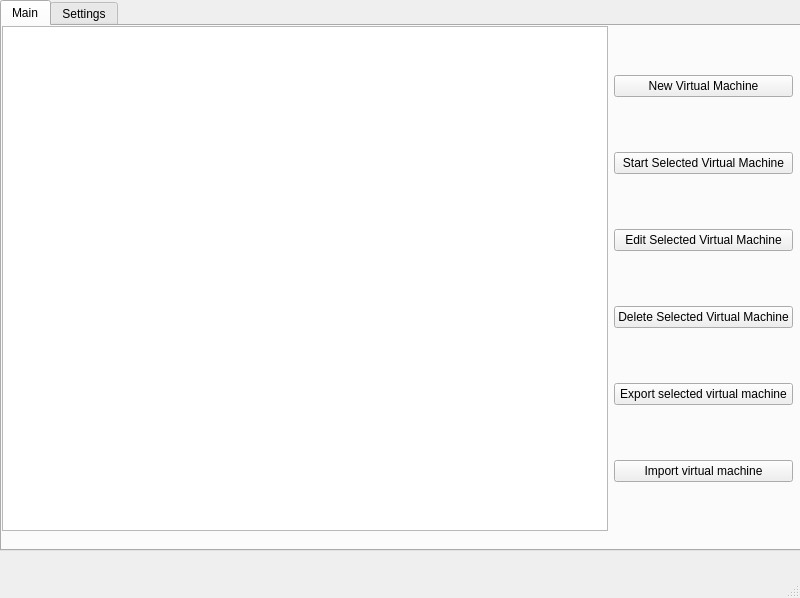
Qt form ui/Main.ui (wjqsec/EmuGUI) before a commit.
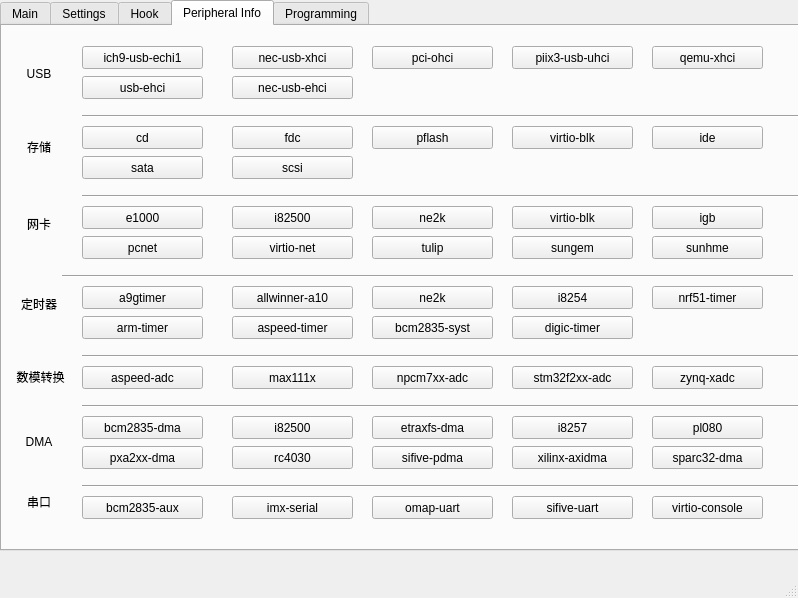
The same form after that commit. The open tabs and pages were chosen to show the change.

Diff of the .ui file:
```diff
--- a/ui/Main.ui
+++ b/ui/Main.ui
@@ -6,7 +6,7 @@
    <rect>
     <x>0</x>
     <y>0</y>
-    <width>800</width>
+    <width>798</width>
     <height>598</height>
    </rect>
   </property>
@@ -30,7 +30,7 @@
      <item row="0" column="0">
       <widget class="QTabWidget" name="tabWidget">
        <property name="currentIndex">
-        <number>0</number>
+        <number>3</number>
        </property>
        <widget class="QWidget" name="tab">
         <property name="locale">
@@ -556,130 +556,1197 @@
            </layout>
           </widget>
          </widget>
-<!--         <widget class="QWidget" name="tab_4">-->
-<!--          <attribute name="title">-->
-<!--           <string>About EmuGUI</string>-->
-<!--          </attribute>-->
-<!--          <widget class="QWidget" name="gridLayoutWidget_3">-->
-<!--           <property name="geometry">-->
-<!--            <rect>-->
-<!--             <x>0</x>-->
-<!--             <y>0</y>-->
-<!--             <width>781</width>-->
-<!--             <height>481</height>-->
-<!--            </rect>-->
-<!--           </property>-->
-<!--           <layout class="QGridLayout" name="gridLayout_3">-->
-<!--            <item row="0" column="0">-->
-<!--             <widget class="QLabel" name="label_6">-->
-<!--              <property name="font">-->
-<!--               <font>-->
-<!--                <pointsize>21</pointsize>-->
-<!--               </font>-->
-<!--              </property>-->
-<!--              <property name="text">-->
-<!--               <string>EmuGUI</string>-->
-<!--              </property>-->
-<!--              <property name="alignment">-->
-<!--               <set>Qt::AlignCenter</set>-->
-<!--              </property>-->
-<!--             </widget>-->
-<!--            </item>-->
-<!--            <item row="5" column="0">-->
-<!--             <widget class="QLabel" name="label_10">-->
-<!--              <property name="text">-->
-<!--               <string>WARNING: This program comes with ABSOLUTELY NO WARRANTY under applicable law. Please see the GNU GPL license for details.</string>-->
-<!--              </property>-->
-<!--              <property name="alignment">-->
-<!--               <set>Qt::AlignCenter</set>-->
-<!--              </property>-->
-<!--              <property name="wordWrap">-->
-<!--               <bool>true</bool>-->
-<!--              </property>-->
-<!--             </widget>-->
-<!--            </item>-->
-<!--            <item row="3" column="0">-->
-<!--             <widget class="QLabel" name="label_14">-->
-<!--              <property name="text">-->
-<!--               <string>Banner made by Tech-FZ</string>-->
-<!--              </property>-->
-<!--              <property name="alignment">-->
-<!--               <set>Qt::AlignCenter</set>-->
-<!--              </property>-->
-<!--             </widget>-->
-<!--            </item>-->
-<!--            <item row="4" column="0">-->
-<!--             <widget class="QLabel" name="label_7">-->
-<!--              <property name="text">-->
-<!--               <string>Built on Python and PyQt technology, licensed under GNU General Public License 3.0</string>-->
-<!--              </property>-->
-<!--              <property name="alignment">-->
-<!--               <set>Qt::AlignCenter</set>-->
-<!--              </property>-->
-<!--              <property name="wordWrap">-->
-<!--               <bool>true</bool>-->
-<!--              </property>-->
-<!--             </widget>-->
-<!--            </item>-->
-<!--            <item row="2" column="0">-->
-<!--             <widget class="QLabel" name="label_8">-->
-<!--              <property name="text">-->
-<!--               <string>EmuGUI v0.0.1</string>-->
-<!--              </property>-->
-<!--              <property name="alignment">-->
-<!--               <set>Qt::AlignCenter</set>-->
-<!--              </property>-->
-<!--             </widget>-->
-<!--            </item>-->
-<!--            <item row="6" column="0">-->
-<!--             <layout class="QGridLayout" name="gridLayout_5">-->
-<!--              <item row="0" column="4">-->
-<!--               <widget class="QPushButton" name="pushButton_25">-->
-<!--                <property name="text">-->
-<!--                 <string>Odysee</string>-->
-<!--                </property>-->
-<!--               </widget>-->
-<!--              </item>-->
-<!--              <item row="0" column="3">-->
-<!--               <widget class="QPushButton" name="pushButton_24">-->
-<!--                <property name="text">-->
-<!--                 <string>YouTube</string>-->
-<!--                </property>-->
-<!--               </widget>-->
-<!--              </item>-->
-<!--              <item row="0" column="1">-->
-<!--               <widget class="QPushButton" name="pushButton_20">-->
-<!--                <property name="text">-->
-<!--                 <string>GitHub</string>-->
-<!--                </property>-->
-<!--               </widget>-->
-<!--              </item>-->
-<!--              <item row="0" column="0">-->
-<!--               <widget class="QLabel" name="label_21">-->
-<!--                <property name="text">-->
-<!--                 <string>EmuGUI on social media</string>-->
-<!--                </property>-->
-<!--               </widget>-->
-<!--              </item>-->
-<!--              <item row="0" column="2">-->
-<!--               <widget class="QPushButton" name="pushButton_21">-->
-<!--                <property name="text">-->
-<!--                 <string>Discord</string>-->
-<!--                </property>-->
-<!--               </widget>-->
-<!--              </item>-->
-<!--              <item row="0" column="5">-->
-<!--               <widget class="QPushButton" name="btn_guilded">-->
-<!--                <property name="text">-->
-<!--                 <string>Guilded</string>-->
-<!--                </property>-->
-<!--               </widget>-->
-<!--              </item>-->
-<!--             </layout>-->
-<!--            </item>-->
-<!--           </layout>-->
-<!--          </widget>-->
-<!--         </widget>-->
+        </widget>
+       </widget>
+       <widget class="QWidget" name="tab_4">
+        <attribute name="title">
+         <string>Hook</string>
+        </attribute>
+        <widget class="QWidget" name="verticalLayoutWidget_2">
+         <property name="geometry">
+          <rect>
+           <x>350</x>
+           <y>80</y>
+           <width>121</width>
+           <height>371</height>
+          </rect>
+         </property>
+         <layout class="QVBoxLayout" name="verticalLayout_3">
+          <item>
+           <widget class="QPushButton" name="pushButton_21">
+            <property name="text">
+             <string>编辑源代码</string>
+            </property>
+           </widget>
+          </item>
+          <item>
+           <widget class="QPushButton" name="pushButton_20">
+            <property name="text">
+             <string>编辑源代码</string>
+            </property>
+           </widget>
+          </item>
+          <item>
+           <widget class="QPushButton" name="pushButton_15">
+            <property name="text">
+             <string>编辑源代码</string>
+            </property>
+           </widget>
+          </item>
+          <item>
+           <widget class="QPushButton" name="pushButton_24">
+            <property name="text">
+             <string>编辑源代码</string>
+            </property>
+           </widget>
+          </item>
+         </layout>
+        </widget>
+        <widget class="QWidget" name="verticalLayoutWidget_3">
+         <property name="geometry">
+          <rect>
+           <x>500</x>
+           <y>80</y>
+           <width>121</width>
+           <height>371</height>
+          </rect>
+         </property>
+         <layout class="QVBoxLayout" name="verticalLayout_4">
+          <item>
+           <widget class="QPushButton" name="pushButton_25">
+            <property name="text">
+             <string>应用</string>
+            </property>
+           </widget>
+          </item>
+          <item>
+           <widget class="QPushButton" name="pushButton_26">
+            <property name="text">
+             <string>应用</string>
+            </property>
+           </widget>
+          </item>
+          <item>
+           <widget class="QPushButton" name="pushButton_27">
+            <property name="text">
+             <string>应用</string>
+            </property>
+           </widget>
+          </item>
+          <item>
+           <widget class="QPushButton" name="pushButton_28">
+            <property name="text">
+             <string>应用</string>
+            </property>
+           </widget>
+          </item>
+         </layout>
+        </widget>
+        <widget class="QLabel" name="label_6">
+         <property name="geometry">
+          <rect>
+           <x>150</x>
+           <y>130</y>
+           <width>121</width>
+           <height>31</height>
+          </rect>
+         </property>
+         <property name="text">
+          <string>指令级</string>
+         </property>
+         <property name="textFormat">
+          <enum>Qt::PlainText</enum>
+         </property>
+        </widget>
+        <widget class="QLabel" name="label_7">
+         <property name="geometry">
+          <rect>
+           <x>150</x>
+           <y>210</y>
+           <width>121</width>
+           <height>31</height>
+          </rect>
+         </property>
+         <property name="text">
+          <string>基本块级</string>
+         </property>
+        </widget>
+        <widget class="QLabel" name="label_8">
+         <property name="geometry">
+          <rect>
+           <x>150</x>
+           <y>290</y>
+           <width>121</width>
+           <height>31</height>
+          </rect>
+         </property>
+         <property name="text">
+          <string>函数级</string>
+         </property>
+        </widget>
+        <widget class="QLabel" name="label_10">
+         <property name="geometry">
+          <rect>
+           <x>150</x>
+           <y>370</y>
+           <width>121</width>
+           <height>31</height>
+          </rect>
+         </property>
+         <property name="text">
+          <string>模块级</string>
+         </property>
+        </widget>
+        <widget class="QLabel" name="label_14">
+         <property name="geometry">
+          <rect>
+           <x>50</x>
+           <y>20</y>
+           <width>661</width>
+           <height>41</height>
+          </rect>
+         </property>
+         <property name="text">
+          <string>自主插桩定制，需要选修改对源代码，然后应用到该框架上，下次模拟固件即可使用</string>
+         </property>
+         <property name="textFormat">
+          <enum>Qt::AutoText</enum>
+         </property>
+         <property name="scaledContents">
+          <bool>false</bool>
+         </property>
+        </widget>
+        <widget class="Line" name="line">
+         <property name="geometry">
+          <rect>
+           <x>-10</x>
+           <y>170</y>
+           <width>811</width>
+           <height>20</height>
+          </rect>
+         </property>
+         <property name="orientation">
+          <enum>Qt::Horizontal</enum>
+         </property>
+        </widget>
+        <widget class="Line" name="line_2">
+         <property name="geometry">
+          <rect>
+           <x>0</x>
+           <y>250</y>
+           <width>811</width>
+           <height>20</height>
+          </rect>
+         </property>
+         <property name="orientation">
+          <enum>Qt::Horizontal</enum>
+         </property>
+        </widget>
+        <widget class="Line" name="line_3">
+         <property name="geometry">
+          <rect>
+           <x>-10</x>
+           <y>330</y>
+           <width>811</width>
+           <height>20</height>
+          </rect>
+         </property>
+         <property name="orientation">
+          <enum>Qt::Horizontal</enum>
+         </property>
+        </widget>
+        <widget class="Line" name="line_4">
+         <property name="geometry">
+          <rect>
+           <x>-10</x>
+           <y>410</y>
+           <width>811</width>
+           <height>20</height>
+          </rect>
+         </property>
+         <property name="orientation">
+          <enum>Qt::Horizontal</enum>
+         </property>
+        </widget>
+        <widget class="Line" name="line_5">
+         <property name="geometry">
+          <rect>
+           <x>0</x>
+           <y>100</y>
+           <width>811</width>
+           <height>20</height>
+          </rect>
+         </property>
+         <property name="orientation">
+          <enum>Qt::Horizontal</enum>
+         </property>
+        </widget>
+       </widget>
+       <widget class="QWidget" name="tab_6">
+        <attribute name="title">
+         <string>Peripheral Info</string>
+        </attribute>
+        <widget class="QPushButton" name="pushButton_64">
+         <property name="geometry">
+          <rect>
+           <x>510</x>
+           <y>290</y>
+           <width>121</width>
+           <height>23</height>
+          </rect>
+         </property>
+         <property name="text">
+          <string>digic-timer</string>
+         </property>
+        </widget>
+        <widget class="QPushButton" name="pushButton_45">
+         <property name="geometry">
+          <rect>
+           <x>510</x>
+           <y>100</y>
+           <width>121</width>
+           <height>23</height>
+          </rect>
+         </property>
+         <property name="text">
+          <string>virtio-blk</string>
+         </property>
+        </widget>
+        <widget class="QPushButton" name="pushButton_84">
+         <property name="geometry">
+          <rect>
+           <x>510</x>
+           <y>420</y>
+           <width>121</width>
+           <height>23</height>
+          </rect>
+         </property>
+         <property name="text">
+          <string>xilinx-axidma</string>
+         </property>
+        </widget>
+        <widget class="QPushButton" name="pushButton_55">
+         <property name="geometry">
+          <rect>
+           <x>510</x>
+           <y>210</y>
+           <width>121</width>
+           <height>23</height>
+          </rect>
+         </property>
+         <property name="text">
+          <string>sungem</string>
+         </property>
+        </widget>
+        <widget class="QPushButton" name="pushButton_86">
+         <property name="geometry">
+          <rect>
+           <x>230</x>
+           <y>390</y>
+           <width>121</width>
+           <height>23</height>
+          </rect>
+         </property>
+         <property name="text">
+          <string>i82500</string>
+         </property>
+        </widget>
+        <widget class="QPushButton" name="pushButton_67">
+         <property name="geometry">
+          <rect>
+           <x>510</x>
+           <y>340</y>
+           <width>121</width>
+           <height>23</height>
+          </rect>
+         </property>
+         <property name="text">
+          <string>stm32f2xx-adc</string>
+         </property>
+        </widget>
+        <widget class="QPushButton" name="pushButton_33">
+         <property name="geometry">
+          <rect>
+           <x>80</x>
+           <y>20</y>
+           <width>121</width>
+           <height>23</height>
+          </rect>
+         </property>
+         <property name="text">
+          <string>ich9-usb-echi1</string>
+         </property>
+        </widget>
+        <widget class="QPushButton" name="pushButton_74">
+         <property name="geometry">
+          <rect>
+           <x>370</x>
+           <y>340</y>
+           <width>121</width>
+           <height>23</height>
+          </rect>
+         </property>
+         <property name="text">
+          <string>npcm7xx-adc</string>
+         </property>
+        </widget>
+        <widget class="QPushButton" name="pushButton_52">
+         <property name="geometry">
+          <rect>
+           <x>370</x>
+           <y>180</y>
+           <width>121</width>
+           <height>23</height>
+          </rect>
+         </property>
+         <property name="text">
+          <string>ne2k</string>
+         </property>
+        </widget>
+        <widget class="QPushButton" name="pushButton_43">
+         <property name="geometry">
+          <rect>
+           <x>80</x>
+           <y>100</y>
+           <width>121</width>
+           <height>23</height>
+          </rect>
+         </property>
+         <property name="text">
+          <string>cd</string>
+         </property>
+        </widget>
+        <widget class="QPushButton" name="pushButton_79">
+         <property name="geometry">
+          <rect>
+           <x>80</x>
+           <y>390</y>
+           <width>121</width>
+           <height>23</height>
+          </rect>
+         </property>
+         <property name="text">
+          <string>bcm2835-dma</string>
+         </property>
+        </widget>
+        <widget class="QPushButton" name="pushButton_78">
+         <property name="geometry">
+          <rect>
+           <x>650</x>
+           <y>390</y>
+           <width>111</width>
+           <height>23</height>
+          </rect>
+         </property>
+         <property name="text">
+          <string>pl080</string>
+         </property>
+        </widget>
+        <widget class="QLabel" name="label_20">
+         <property name="geometry">
+          <rect>
+           <x>10</x>
+           <y>40</y>
+           <width>54</width>
+           <height>16</height>
+          </rect>
+         </property>
+         <property name="sizePolicy">
+          <sizepolicy hsizetype="Preferred" vsizetype="Preferred">
+           <horstretch>0</horstretch>
+           <verstretch>0</verstretch>
+          </sizepolicy>
+         </property>
+         <property name="text">
+          <string>USB</string>
+         </property>
+         <property name="alignment">
+          <set>Qt::AlignCenter</set>
+         </property>
+        </widget>
+        <widget class="Line" name="line_16">
+         <property name="geometry">
+          <rect>
+           <x>80</x>
+           <y>160</y>
+           <width>721</width>
+           <height>20</height>
+          </rect>
+         </property>
+         <property name="orientation">
+          <enum>Qt::Horizontal</enum>
+         </property>
+        </widget>
+        <widget class="QPushButton" name="pushButton_35">
+         <property name="geometry">
+          <rect>
+           <x>370</x>
+           <y>20</y>
+           <width>121</width>
+           <height>23</height>
+          </rect>
+         </property>
+         <property name="text">
+          <string>pci-ohci</string>
+         </property>
+        </widget>
+        <widget class="QPushButton" name="pushButton_51">
+         <property name="geometry">
+          <rect>
+           <x>230</x>
+           <y>180</y>
+           <width>121</width>
+           <height>23</height>
+          </rect>
+         </property>
+         <property name="text">
+          <string>i82500</string>
+         </property>
+        </widget>
+        <widget class="QLabel" name="label_25">
+         <property name="geometry">
+          <rect>
+           <x>10</x>
+           <y>400</y>
+           <width>54</width>
+           <height>31</height>
+          </rect>
+         </property>
+         <property name="text">
+          <string>DMA</string>
+         </property>
+         <property name="alignment">
+          <set>Qt::AlignCenter</set>
+         </property>
+        </widget>
+        <widget class="QPushButton" name="pushButton_48">
+         <property name="geometry">
+          <rect>
+           <x>230</x>
+           <y>210</y>
+           <width>121</width>
+           <height>23</height>
+          </rect>
+         </property>
+         <property name="text">
+          <string>virtio-net</string>
+         </property>
+        </widget>
+        <widget class="QPushButton" name="pushButton_56">
+         <property name="geometry">
+          <rect>
+           <x>650</x>
+           <y>210</y>
+           <width>111</width>
+           <height>23</height>
+          </rect>
+         </property>
+         <property name="text">
+          <string>sunhme</string>
+         </property>
+        </widget>
+        <widget class="QPushButton" name="pushButton_36">
+         <property name="geometry">
+          <rect>
+           <x>510</x>
+           <y>20</y>
+           <width>121</width>
+           <height>23</height>
+          </rect>
+         </property>
+         <property name="text">
+          <string>piix3-usb-uhci</string>
+         </property>
+        </widget>
+        <widget class="QPushButton" name="pushButton_42">
+         <property name="geometry">
+          <rect>
+           <x>230</x>
+           <y>100</y>
+           <width>121</width>
+           <height>23</height>
+          </rect>
+         </property>
+         <property name="text">
+          <string>fdc</string>
+         </property>
+        </widget>
+        <widget class="QPushButton" name="pushButton_77">
+         <property name="geometry">
+          <rect>
+           <x>650</x>
+           <y>420</y>
+           <width>111</width>
+           <height>23</height>
+          </rect>
+         </property>
+         <property name="text">
+          <string>sparc32-dma</string>
+         </property>
+        </widget>
+        <widget class="QPushButton" name="pushButton_83">
+         <property name="geometry">
+          <rect>
+           <x>230</x>
+           <y>420</y>
+           <width>121</width>
+           <height>23</height>
+          </rect>
+         </property>
+         <property name="text">
+          <string>rc4030</string>
+         </property>
+        </widget>
+        <widget class="QPushButton" name="pushButton_46">
+         <property name="geometry">
+          <rect>
+           <x>230</x>
+           <y>130</y>
+           <width>121</width>
+           <height>23</height>
+          </rect>
+         </property>
+         <property name="text">
+          <string>scsi</string>
+         </property>
+        </widget>
+        <widget class="QPushButton" name="pushButton_82">
+         <property name="geometry">
+          <rect>
+           <x>370</x>
+           <y>420</y>
+           <width>121</width>
+           <height>23</height>
+          </rect>
+         </property>
+         <property name="text">
+          <string>sifive-pdma</string>
+         </property>
+        </widget>
+        <widget class="QPushButton" name="pushButton_44">
+         <property name="geometry">
+          <rect>
+           <x>650</x>
+           <y>100</y>
+           <width>111</width>
+           <height>23</height>
+          </rect>
+         </property>
+         <property name="text">
+          <string>ide</string>
+         </property>
+        </widget>
+        <widget class="Line" name="line_33">
+         <property name="geometry">
+          <rect>
+           <x>80</x>
+           <y>370</y>
+           <width>721</width>
+           <height>20</height>
+          </rect>
+         </property>
+         <property name="orientation">
+          <enum>Qt::Horizontal</enum>
+         </property>
+        </widget>
+        <widget class="QPushButton" name="pushButton_37">
+         <property name="geometry">
+          <rect>
+           <x>650</x>
+           <y>20</y>
+           <width>111</width>
+           <height>23</height>
+          </rect>
+         </property>
+         <property name="text">
+          <string>qemu-xhci</string>
+         </property>
+        </widget>
+        <widget class="QPushButton" name="pushButton_41">
+         <property name="geometry">
+          <rect>
+           <x>80</x>
+           <y>130</y>
+           <width>121</width>
+           <height>23</height>
+          </rect>
+         </property>
+         <property name="text">
+          <string>sata</string>
+         </property>
+        </widget>
+        <widget class="Line" name="line_23">
+         <property name="geometry">
+          <rect>
+           <x>60</x>
+           <y>240</y>
+           <width>731</width>
+           <height>20</height>
+          </rect>
+         </property>
+         <property name="orientation">
+          <enum>Qt::Horizontal</enum>
+         </property>
+        </widget>
+        <widget class="QPushButton" name="pushButton_57">
+         <property name="geometry">
+          <rect>
+           <x>230</x>
+           <y>260</y>
+           <width>121</width>
+           <height>23</height>
+          </rect>
+         </property>
+         <property name="text">
+          <string>allwinner-a10</string>
+         </property>
+        </widget>
+        <widget class="QPushButton" name="pushButton_85">
+         <property name="geometry">
+          <rect>
+           <x>80</x>
+           <y>420</y>
+           <width>121</width>
+           <height>23</height>
+          </rect>
+         </property>
+         <property name="text">
+          <string>pxa2xx-dma</string>
+         </property>
+        </widget>
+        <widget class="QPushButton" name="pushButton_60">
+         <property name="geometry">
+          <rect>
+           <x>370</x>
+           <y>260</y>
+           <width>121</width>
+           <height>23</height>
+          </rect>
+         </property>
+         <property name="text">
+          <string>ne2k</string>
+         </property>
+        </widget>
+        <widget class="QPushButton" name="pushButton_76">
+         <property name="geometry">
+          <rect>
+           <x>650</x>
+           <y>340</y>
+           <width>111</width>
+           <height>23</height>
+          </rect>
+         </property>
+         <property name="text">
+          <string>zynq-xadc</string>
+         </property>
+        </widget>
+        <widget class="QLabel" name="label_21">
+         <property name="geometry">
+          <rect>
+           <x>10</x>
+           <y>110</y>
+           <width>54</width>
+           <height>21</height>
+          </rect>
+         </property>
+         <property name="text">
+          <string>存储</string>
+         </property>
+         <property name="alignment">
+          <set>Qt::AlignCenter</set>
+         </property>
+        </widget>
+        <widget class="QPushButton" name="pushButton_38">
+         <property name="geometry">
+          <rect>
+           <x>80</x>
+           <y>50</y>
+           <width>121</width>
+           <height>23</height>
+          </rect>
+         </property>
+         <property name="text">
+          <string>usb-ehci</string>
+         </property>
+        </widget>
+        <widget class="Line" name="line_28">
+         <property name="geometry">
+          <rect>
+           <x>80</x>
+           <y>320</y>
+           <width>721</width>
+           <height>20</height>
+          </rect>
+         </property>
+         <property name="orientation">
+          <enum>Qt::Horizontal</enum>
+         </property>
+        </widget>
+        <widget class="QPushButton" name="pushButton_73">
+         <property name="geometry">
+          <rect>
+           <x>230</x>
+           <y>340</y>
+           <width>121</width>
+           <height>23</height>
+          </rect>
+         </property>
+         <property name="text">
+          <string>max111x</string>
+         </property>
+        </widget>
+        <widget class="QLabel" name="label_24">
+         <property name="geometry">
+          <rect>
+           <x>3</x>
+           <y>340</y>
+           <width>71</width>
+           <height>21</height>
+          </rect>
+         </property>
+         <property name="text">
+          <string>数模转换</string>
+         </property>
+         <property name="alignment">
+          <set>Qt::AlignCenter</set>
+         </property>
+        </widget>
+        <widget class="QPushButton" name="pushButton_34">
+         <property name="geometry">
+          <rect>
+           <x>230</x>
+           <y>20</y>
+           <width>121</width>
+           <height>23</height>
+          </rect>
+         </property>
+         <property name="text">
+          <string>nec-usb-xhci</string>
+         </property>
+        </widget>
+        <widget class="QPushButton" name="pushButton_54">
+         <property name="geometry">
+          <rect>
+           <x>370</x>
+           <y>210</y>
+           <width>121</width>
+           <height>23</height>
+          </rect>
+         </property>
+         <property name="text">
+          <string>tulip</string>
+         </property>
+        </widget>
+        <widget class="Line" name="line_11">
+         <property name="geometry">
+          <rect>
+           <x>80</x>
+           <y>80</y>
+           <width>721</width>
+           <height>20</height>
+          </rect>
+         </property>
+         <property name="orientation">
+          <enum>Qt::Horizontal</enum>
+         </property>
+        </widget>
+        <widget class="QPushButton" name="pushButton_47">
+         <property name="geometry">
+          <rect>
+           <x>650</x>
+           <y>180</y>
+           <width>111</width>
+           <height>23</height>
+          </rect>
+         </property>
+         <property name="text">
+          <string>igb</string>
+         </property>
+        </widget>
+        <widget class="QPushButton" name="pushButton_70">
+         <property name="geometry">
+          <rect>
+           <x>80</x>
+           <y>340</y>
+           <width>121</width>
+           <height>23</height>
+          </rect>
+         </property>
+         <property name="text">
+          <string>aspeed-adc</string>
+         </property>
+        </widget>
+        <widget class="QPushButton" name="pushButton_63">
+         <property name="geometry">
+          <rect>
+           <x>230</x>
+           <y>290</y>
+           <width>121</width>
+           <height>23</height>
+          </rect>
+         </property>
+         <property name="text">
+          <string>aspeed-timer</string>
+         </property>
+        </widget>
+        <widget class="QPushButton" name="pushButton_61">
+         <property name="geometry">
+          <rect>
+           <x>370</x>
+           <y>290</y>
+           <width>121</width>
+           <height>23</height>
+          </rect>
+         </property>
+         <property name="text">
+          <string>bcm2835-syst</string>
+         </property>
+        </widget>
+        <widget class="QPushButton" name="pushButton_53">
+         <property name="geometry">
+          <rect>
+           <x>80</x>
+           <y>180</y>
+           <width>121</width>
+           <height>23</height>
+          </rect>
+         </property>
+         <property name="text">
+          <string>e1000</string>
+         </property>
+        </widget>
+        <widget class="QPushButton" name="pushButton_49">
+         <property name="geometry">
+          <rect>
+           <x>80</x>
+           <y>210</y>
+           <width>121</width>
+           <height>23</height>
+          </rect>
+         </property>
+         <property name="text">
+          <string>pcnet</string>
+         </property>
+        </widget>
+        <widget class="QPushButton" name="pushButton_58">
+         <property name="geometry">
+          <rect>
+           <x>650</x>
+           <y>260</y>
+           <width>111</width>
+           <height>23</height>
+          </rect>
+         </property>
+         <property name="text">
+          <string>nrf51-timer</string>
+         </property>
+        </widget>
+        <widget class="QPushButton" name="pushButton_39">
+         <property name="geometry">
+          <rect>
+           <x>230</x>
+           <y>50</y>
+           <width>121</width>
+           <height>23</height>
+          </rect>
+         </property>
+         <property name="text">
+          <string>nec-usb-ehci</string>
+         </property>
+        </widget>
+        <widget class="QLabel" name="label_22">
+         <property name="geometry">
+          <rect>
+           <x>10</x>
+           <y>190</y>
+           <width>54</width>
+           <height>16</height>
+          </rect>
+         </property>
+         <property name="text">
+          <string>网卡</string>
+         </property>
+         <property name="alignment">
+          <set>Qt::AlignCenter</set>
+         </property>
+        </widget>
+        <widget class="QLabel" name="label_23">
+         <property name="geometry">
+          <rect>
+           <x>10</x>
+           <y>270</y>
+           <width>54</width>
+           <height>16</height>
+          </rect>
+         </property>
+         <property name="text">
+          <string>定时器</string>
+         </property>
+         <property name="alignment">
+          <set>Qt::AlignCenter</set>
+         </property>
+        </widget>
+        <widget class="QPushButton" name="pushButton_65">
+         <property name="geometry">
+          <rect>
+           <x>80</x>
+           <y>290</y>
+           <width>121</width>
+           <height>23</height>
+          </rect>
+         </property>
+         <property name="text">
+          <string>arm-timer</string>
+         </property>
+        </widget>
+        <widget class="QPushButton" name="pushButton_62">
+         <property name="geometry">
+          <rect>
+           <x>80</x>
+           <y>260</y>
+           <width>121</width>
+           <height>23</height>
+          </rect>
+         </property>
+         <property name="text">
+          <string>a9gtimer</string>
+         </property>
+        </widget>
+        <widget class="QPushButton" name="pushButton_59">
+         <property name="geometry">
+          <rect>
+           <x>510</x>
+           <y>260</y>
+           <width>121</width>
+           <height>23</height>
+          </rect>
+         </property>
+         <property name="text">
+          <string>i8254</string>
+         </property>
+        </widget>
+        <widget class="QPushButton" name="pushButton_50">
+         <property name="geometry">
+          <rect>
+           <x>510</x>
+           <y>180</y>
+           <width>121</width>
+           <height>23</height>
+          </rect>
+         </property>
+         <property name="text">
+          <string>virtio-blk</string>
+         </property>
+        </widget>
+        <widget class="QPushButton" name="pushButton_40">
+         <property name="geometry">
+          <rect>
+           <x>370</x>
+           <y>100</y>
+           <width>121</width>
+           <height>23</height>
+          </rect>
+         </property>
+         <property name="text">
+          <string>pflash</string>
+         </property>
+        </widget>
+        <widget class="QPushButton" name="pushButton_81">
+         <property name="geometry">
+          <rect>
+           <x>510</x>
+           <y>390</y>
+           <width>121</width>
+           <height>23</height>
+          </rect>
+         </property>
+         <property name="text">
+          <string>i8257</string>
+         </property>
+        </widget>
+        <widget class="QPushButton" name="pushButton_80">
+         <property name="geometry">
+          <rect>
+           <x>370</x>
+           <y>390</y>
+           <width>121</width>
+           <height>23</height>
+          </rect>
+         </property>
+         <property name="text">
+          <string>etraxfs-dma</string>
+         </property>
+        </widget>
+        <widget class="Line" name="line_34">
+         <property name="geometry">
+          <rect>
+           <x>80</x>
+           <y>450</y>
+           <width>721</width>
+           <height>20</height>
+          </rect>
+         </property>
+         <property name="orientation">
+          <enum>Qt::Horizontal</enum>
+         </property>
+        </widget>
+        <widget class="QPushButton" name="pushButton_87">
+         <property name="geometry">
+          <rect>
+           <x>650</x>
+           <y>470</y>
+           <width>111</width>
+           <height>23</height>
+          </rect>
+         </property>
+         <property name="text">
+          <string>virtio-console</string>
+         </property>
+        </widget>
+        <widget class="QPushButton" name="pushButton_88">
+         <property name="geometry">
+          <rect>
+           <x>230</x>
+           <y>470</y>
+           <width>121</width>
+           <height>23</height>
+          </rect>
+         </property>
+         <property name="text">
+          <string>imx-serial</string>
+         </property>
+        </widget>
+        <widget class="QPushButton" name="pushButton_89">
+         <property name="geometry">
+          <rect>
+           <x>80</x>
+           <y>470</y>
+           <width>121</width>
+           <height>23</height>
+          </rect>
+         </property>
+         <property name="text">
+          <string>bcm2835-aux</string>
+         </property>
+        </widget>
+        <widget class="QPushButton" name="pushButton_90">
+         <property name="geometry">
+          <rect>
+           <x>370</x>
+           <y>470</y>
+           <width>121</width>
+           <height>23</height>
+          </rect>
+         </property>
+         <property name="text">
+          <string>omap-uart</string>
+         </property>
+        </widget>
+        <widget class="QPushButton" name="pushButton_91">
+         <property name="geometry">
+          <rect>
+           <x>510</x>
+           <y>470</y>
+           <width>121</width>
+           <height>23</height>
+          </rect>
+         </property>
+         <property name="text">
+          <string>sifive-uart</string>
+         </property>
+        </widget>
+        <widget class="QLabel" name="label_26">
+         <property name="geometry">
+          <rect>
+           <x>10</x>
+           <y>460</y>
+           <width>54</width>
+           <height>31</height>
+          </rect>
+         </property>
+         <property name="text">
+          <string>串口</string>
+         </property>
+         <property name="alignment">
+          <set>Qt::AlignCenter</set>
+         </property>
+        </widget>
+       </widget>
+       <widget class="QWidget" name="tab_7">
+        <attribute name="title">
+         <string>Programming</string>
+        </attribute>
+        <widget class="QPushButton" name="pushButton_29">
+         <property name="geometry">
+          <rect>
+           <x>40</x>
+           <y>10</y>
+           <width>121</width>
+           <height>31</height>
+          </rect>
+         </property>
+         <property name="text">
+          <string>API 手册</string>
+         </property>
+        </widget>
+        <widget class="QPushButton" name="pushButton_30">
+         <property name="geometry">
+          <rect>
+           <x>250</x>
+           <y>10</y>
+           <width>101</width>
+           <height>31</height>
+          </rect>
+         </property>
+         <property name="text">
+          <string>示例代码1</string>
+         </property>
+        </widget>
+        <widget class="QPushButton" name="pushButton_31">
+         <property name="geometry">
+          <rect>
+           <x>440</x>
+           <y>10</y>
+           <width>101</width>
+           <height>31</height>
+          </rect>
+         </property>
+         <property name="text">
+          <string>示例代码2</string>
+         </property>
+        </widget>
+        <widget class="QPushButton" name="pushButton_32">
+         <property name="geometry">
+          <rect>
+           <x>620</x>
+           <y>10</y>
+           <width>101</width>
+           <height>31</height>
+          </rect>
+         </property>
+         <property name="text">
+          <string>运行</string>
+         </property>
+        </widget>
+        <widget class="QTextEdit" name="textEdit">
+         <property name="geometry">
+          <rect>
+           <x>0</x>
+           <y>50</y>
+           <width>791</width>
+           <height>361</height>
+          </rect>
+         </property>
+        </widget>
+        <widget class="QTextBrowser" name="textBrowser">
+         <property name="geometry">
+          <rect>
+           <x>0</x>
+           <y>410</y>
+           <width>791</width>
+           <height>111</height>
+          </rect>
+         </property>
         </widget>
        </widget>
       </widget>
```
Left out of the diff: 129 changed lines with no effect on the pictures.
